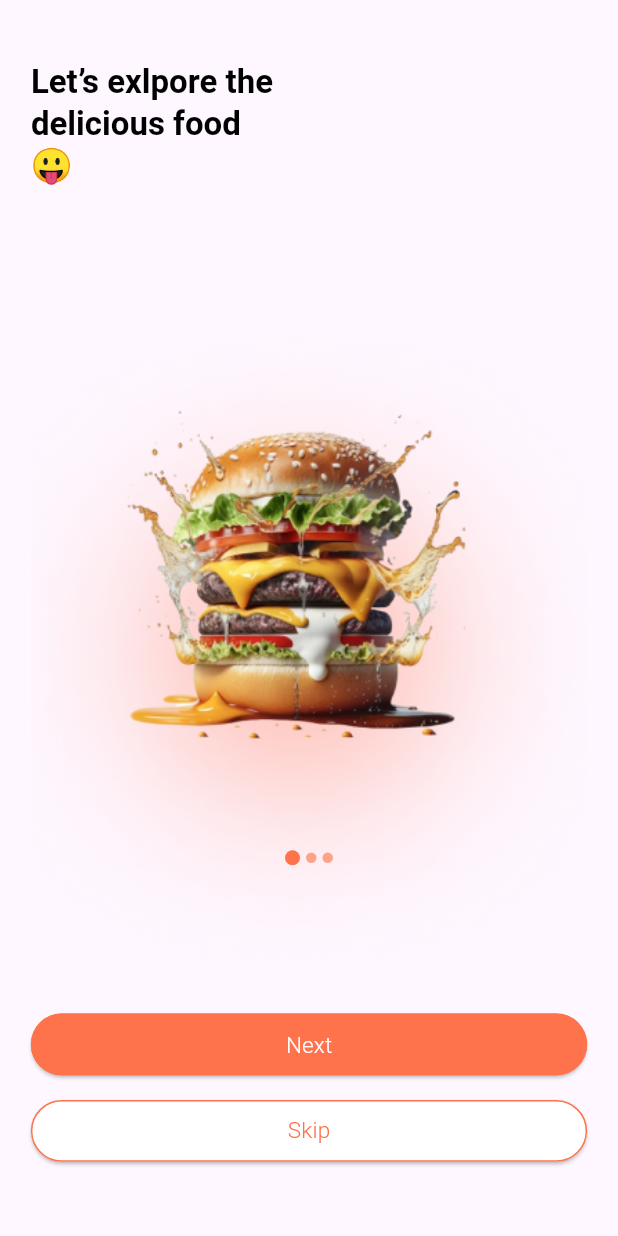
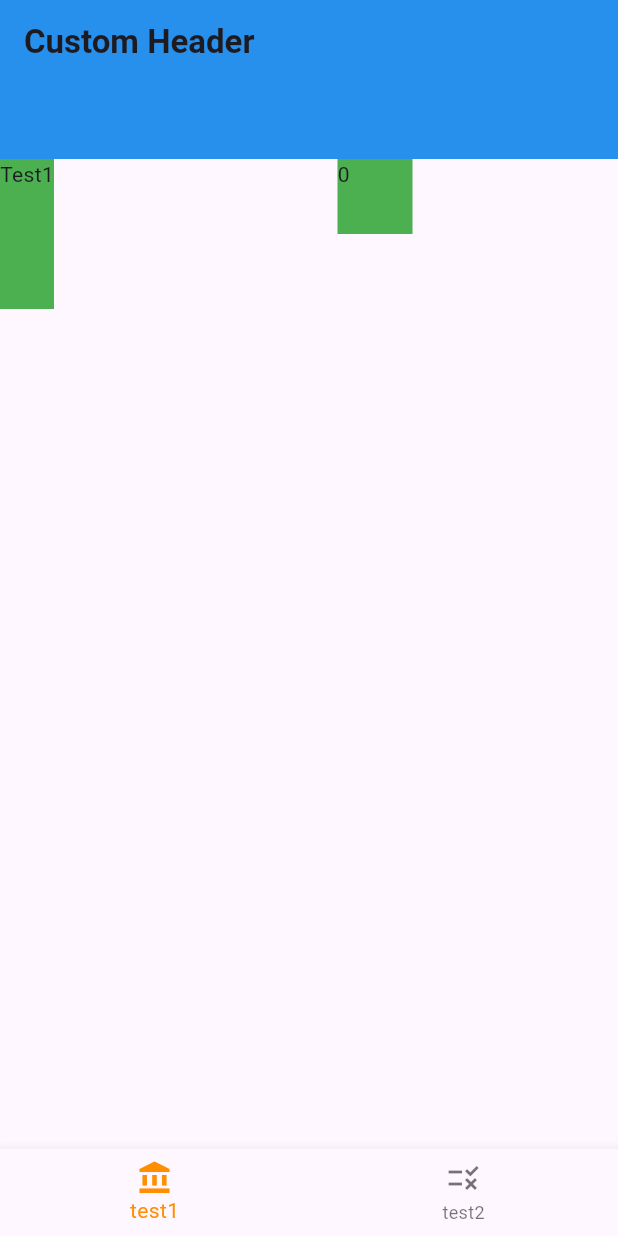
Before and after one commit to blab-sakshi-tiwari-tmp/FoodDeliveryApp, a Flutter app: the screen it shows after launch, on a phone screen of 412 x 824 dp. Run offline on Flutter 3.47's test engine with Material 3 defaults, Android fonts, the phone set to English and light mode, and no system bars; drawn by our look-alikes of carousel_slider; our stand-ins replace bloc, flutter_bloc, logger; Roboto replaces fonts that are missing (Roboto-Medium, Roboto-Regular).

Commit message:
structure the layout

```diff
--- /dev/null
+++ b/lib/Food_Delivery_Bloc/food_delivery_bloc.dart
@@ -0,0 +1,13 @@
+import 'package:bloc/bloc.dart';
+part 'food_delivery_event.dart';
+part 'food_delivery_state.dart';
+
+class FoodDeliveryBloc
+    extends Bloc<FoodDeliveryBlocEvent, FoodDeliveryBlocState> {
+  FoodDeliveryBloc() : super(FoodDeliveryBlocInitial()) {
+    on<FoodDeliveryIndexChangedEvent>((event, emit) {
+      // logger.w(state.indexChanged);
+      emit(FoodDeliveryBlocIndexChangedState(event.indexChanged));
+    });
+  }
+}
--- /dev/null
+++ b/lib/Food_Delivery_Bloc/food_delivery_event.dart
@@ -0,0 +1,11 @@
+part of 'food_delivery_bloc.dart';
+
+abstract class FoodDeliveryBlocEvent {
+  const FoodDeliveryBlocEvent();
+}
+
+class FoodDeliveryIndexChangedEvent extends FoodDeliveryBlocEvent {
+  final int indexChanged;
+
+  FoodDeliveryIndexChangedEvent(this.indexChanged);
+}
--- /dev/null
+++ b/lib/Food_Delivery_Bloc/food_delivery_state.dart
@@ -0,0 +1,15 @@
+part of 'food_delivery_bloc.dart';
+
+abstract class FoodDeliveryBlocState {
+  int value = 0; // The state value
+
+  FoodDeliveryBlocState({required this.value});
+}
+
+class FoodDeliveryBlocInitial extends FoodDeliveryBlocState {
+  FoodDeliveryBlocInitial() : super(value: 0);
+}
+
+class FoodDeliveryBlocIndexChangedState extends FoodDeliveryBlocState {
+  FoodDeliveryBlocIndexChangedState(int value) : super(value: value);
+}
--- /dev/null
+++ b/lib/UI/Bar/bottom_bar.dart
@@ -0,0 +1,61 @@
+import 'package:flutter/material.dart';
+import 'package:flutter_bloc/flutter_bloc.dart';
+import 'package:food_delivery_app/Food_Delivery_Bloc/food_delivery_bloc.dart';
+import 'package:food_delivery_app/UI/TestingWidgets/test1.dart';
+import 'package:food_delivery_app/UI/TestingWidgets/test2.dart';
+import 'package:logger/logger.dart';
+
+var logger = Logger();
+
+class BottomBar extends StatefulWidget {
+  // const BottomBar({required this.indexChanged});
+  // final Function(dynamic) indexChanged;
+
+  const BottomBar({Key? key}) : super(key: key);
+  @override
+  State<StatefulWidget> createState() => BottomBarState();
+}
+
+class BottomBarState extends State<BottomBar> {
+  dynamic list;
+  // final Function(dynamic) indexChanged;
+  Map<int, String> screen1 = {
+    // 0: 'Setting1',
+    0: 'test1',
+    1: 'test2',
+  };
+
+  dynamic screen = [];
+  int _selectedIndex = 0;
+  @override
+  Widget build(BuildContext context) {
+    final foodDeliveryBloc = BlocProvider.of<FoodDeliveryBloc>(context);
+
+    // logger.e(_selectedIndex);
+    // Map<String, dynamic> jsonData = json.decode(list);
+    screen = [
+      // Setting1(jsonData),
+      const Test1(),
+      const Test2(),
+    ];
+    return BottomNavigationBar(
+      items: const [
+        BottomNavigationBarItem(
+            icon: Icon(Icons.account_balance), label: 'test1'),
+        BottomNavigationBarItem(icon: Icon(Icons.rule), label: 'test2'),
+      ],
+      type: BottomNavigationBarType.fixed,
+      currentIndex: _selectedIndex,
+      selectedItemColor: Colors.amber[800],
+      onTap: (int index) {
+        if (index != _selectedIndex) {
+          // indexChanged(_selectedIndex);
+          foodDeliveryBloc.add(FoodDeliveryIndexChangedEvent(index));
+        }
+        setState(() {
+          _selectedIndex = index;
+        });
+      },
+    );
+  }
+}
--- /dev/null
+++ b/lib/UI/Bar/custom_app_bar.dart
@@ -0,0 +1,19 @@
+import 'package:flutter/material.dart';
+import 'package:logger/logger.dart';
+
+var logger = Logger();
+
+class CustomAppBar extends StatelessWidget implements PreferredSizeWidget {
+  @override
+  Widget build(BuildContext context) {
+    logger.w('hddddddd');
+    return AppBar(
+      title: Text('Custom Header'),
+      backgroundColor: Colors.blue,
+      elevation: 4.0,
+    );
+  }
+
+  @override
+  Size get preferredSize => Size.fromHeight(kToolbarHeight + 50.0);
+}
--- /dev/null
+++ b/lib/UI/Layouts/layout_2.dart
@@ -0,0 +1,78 @@
+import 'package:flutter/material.dart';
+import 'package:flutter_bloc/flutter_bloc.dart';
+import 'package:food_delivery_app/Food_Delivery_Bloc/food_delivery_bloc.dart';
+import 'package:food_delivery_app/UI/Bar/custom_app_bar.dart';
+import 'package:food_delivery_app/UI/TestingWidgets/test1.dart';
+import 'package:food_delivery_app/UI/TestingWidgets/test2.dart';
+import 'package:food_delivery_app/UI/Bar/bottom_bar.dart';
+import 'package:logger/logger.dart';
+
+var logger = Logger();
+
+class MainLayout extends StatefulWidget {
+  const MainLayout({Key? key}) : super(key: key);
+
+  @override
+  State<StatefulWidget> createState() => MainLayoutState();
+}
+
+class MainLayoutState extends State<MainLayout> {
+  dynamic screen = [];
+
+  dynamic wid = 1;
+  @override
+  Widget build(BuildContext context) {
+    screen = [
+      const Test1(),
+      const Test2(),
+    ];
+    logger.e('layout loaded');
+    return Scaffold(
+        appBar: CustomAppBar(),
+        body: CustomSingleChildLayout(
+          delegate: MyCustomLayoutDelegate(),
+          child: BlocBuilder<FoodDeliveryBloc, FoodDeliveryBlocState>(
+            builder: (context, state) {
+              // Access the global state here
+              int globalValue = state.value;
+
+              return Stack(
+                children: [
+                  screen[globalValue],
+                  Positioned(
+                      top: 0,
+                      left: 0,
+                      right: 0,
+                      child: Center(
+                        child: Container(
+                            height: 50,
+                            width: 50,
+                            color: Colors.green,
+                            child: Text(globalValue.toString())),
+                      )),
+                ],
+              );
+            },
+          ),
+        ),
+        bottomNavigationBar: BottomBar());
+  }
+}
+
+class MyCustomLayoutDelegate extends SingleChildLayoutDelegate {
+  @override
+  BoxConstraints getConstraintsForChild(BoxConstraints constraints) {
+    return const BoxConstraints(
+        minWidth: 0.0, maxWidth: 500, minHeight: 0.0, maxHeight: 1000);
+  }
+
+  @override
+  Offset getPositionForChild(Size size, Size childSize) {
+    return const Offset(0, 0);
+  }
+
+  @override
+  bool shouldRelayout(covariant SingleChildLayoutDelegate oldDelegate) {
+    return false;
+  }
+}
--- /dev/null
+++ b/lib/UI/TestingWidgets/test1.dart
@@ -0,0 +1,17 @@
+import 'package:flutter/material.dart';
+import 'package:logger/logger.dart';
+
+var logger = Logger();
+
+class Test1 extends StatelessWidget {
+  const Test1({Key? key}) : super(key: key);
+  @override
+  Widget build(BuildContext context) {
+    return Scaffold(
+        body: Container(
+      color: Colors.green,
+      height: 100.0,
+      child: Text('Test1'),
+    ));
+  }
+}
--- /dev/null
+++ b/lib/UI/TestingWidgets/test2.dart
@@ -0,0 +1,23 @@
+import 'package:flutter/material.dart';
+import 'package:logger/logger.dart';
+
+var logger = Logger();
+
+class Test2 extends StatelessWidget {
+  const Test2({Key? key}) : super(key: key);
+  @override
+  Widget build(BuildContext context) {
+    // logger.e('hello');
+    return Scaffold(
+        // appBar: AppBar(
+        //   title: const Center(
+        //     child: Text('Setting2'),
+        //   ),
+        // ),
+        body: Container(
+      color: Colors.green,
+      height: 100.0,
+      child: Text('Test2'),
+    ));
+  }
+}
--- a/lib/main.dart
+++ b/lib/main.dart
@@ -1,4 +1,7 @@
 import 'package:flutter/material.dart';
+import 'package:flutter_bloc/flutter_bloc.dart';
+import 'package:food_delivery_app/Food_Delivery_Bloc/food_delivery_bloc.dart';
+import 'package:food_delivery_app/UI/Layouts/layout_2.dart';
 import 'package:food_delivery_app/UI/Screens/splash_screen.dart';
 
 void main() {
@@ -15,8 +18,6 @@ class MyApp extends StatelessWidget {
         theme: ThemeData(
             primaryColor: const Color(0xffFE724C),
             secondaryHeaderColor: Colors.white,
-          // colorScheme: ColorScheme.fromSwatch().copyWith(
-          //     primary: const Color(0xffFE724C), background: Colors.white),
             useMaterial3: true,
             textTheme: const TextTheme(
               titleLarge: TextStyle(
@@ -35,7 +36,10 @@ class MyApp extends StatelessWidget {
                   color: Colors.white,
                   fontFamily: 'Roboto-Regular'),
             )),
-      home: const SplashScreen(),
-    );
+        home: BlocProvider(
+          create: (context) =>
+              FoodDeliveryBloc(), // Initialize your FoodDeliveryBloc here
+          child: MainLayout(),
+        ));
   }
 }
--- a/pubspec.yaml
+++ b/pubspec.yaml
@@ -37,6 +37,8 @@ dependencies:
   cupertino_icons: ^1.0.2
   logger: ^2.0.2+1
   carousel_slider: ^4.2.1
+  bloc: ^8.1.2
+  flutter_bloc: ^8.1.3
 
 dev_dependencies:
   flutter_test:
```
Also changed, not shown: pubspec.lock. Lines whose indentation alone changed are shown as unchanged.
